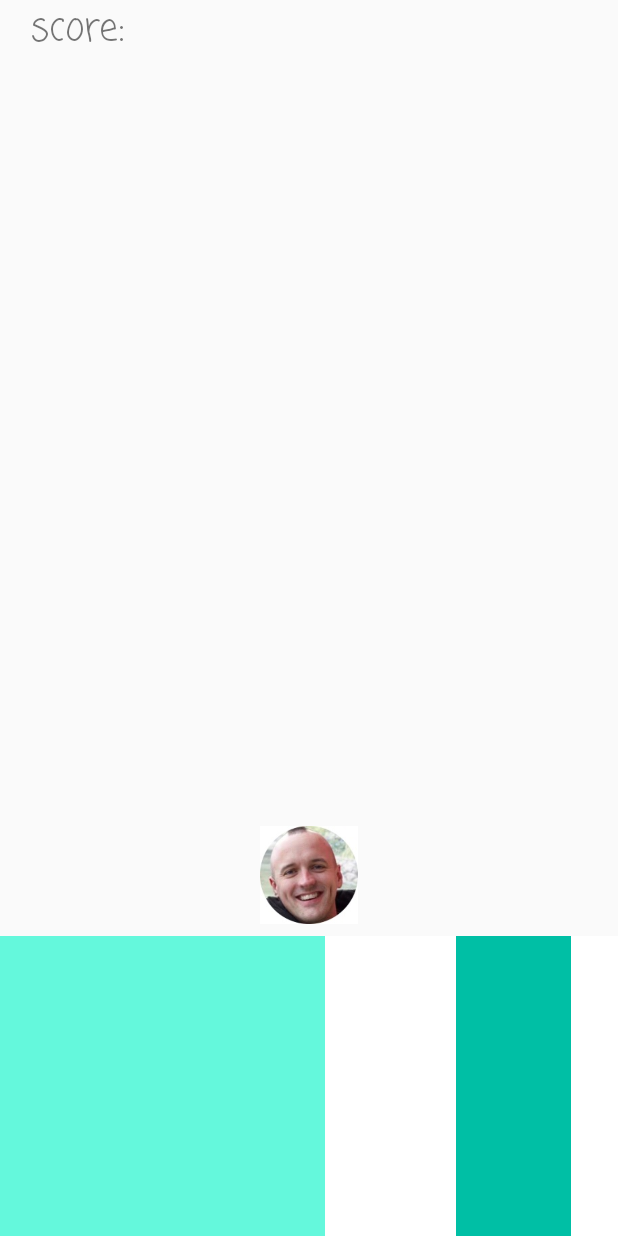
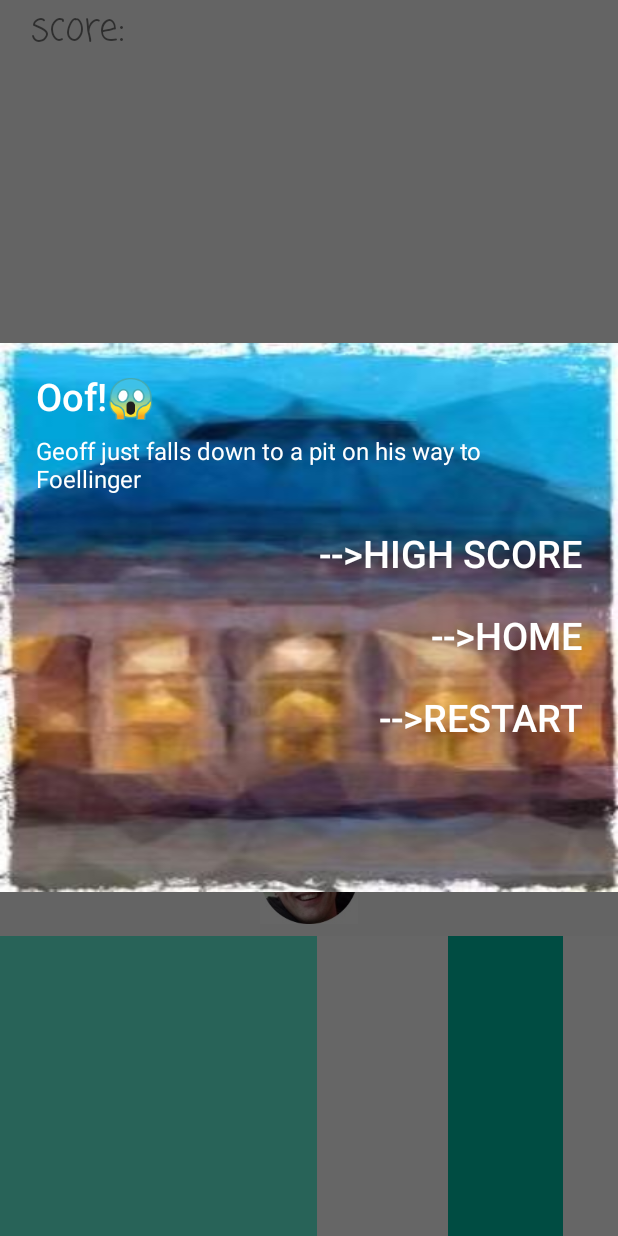
Before and after one commit to yuqings3/RunningGeoffrey-public, an Android app: the screen it shows after launch (Game), after a tap on "START", on a phone screen of 412 x 824 dp. Run offline under Robolectric (Android 15) with nearby library versions, the light colour scheme and no system bars.

Commit message:
zyf你别玩ADC了，把你的part写了

```diff
--- a/app/src/main/java/com/example/runninggeoffrey/Game.java
+++ b/app/src/main/java/com/example/runninggeoffrey/Game.java
@@ -87,7 +87,7 @@
 
         audioRecordDemo.setVolumeListener((double volumeValue) -> {
             if (scroll) {
-                rvRoad.scrollBy((int) rvRoad.getX() + 8 , 0);
+                rvRoad.scrollBy((int) rvRoad.getX() + 16 , 0);
             }
             if (isShowMessage) {
                 return;
@@ -116,7 +116,7 @@
                             public void run() {
                                 stop();
                                 isShowMessage = true;
-                                showDialog(mContext, "Oof!", "Geoff just falls down to a pit on his way to Foellinger", "high score", "restart",  "home", true);
+                                showDialog(mContext, "Oof!😱", "︎Geoff just falls down to a pit on his way to Foellinger", "-->high score", "-->restart",  "-->home", true);
                             }
                         });
                     }
--- a/app/src/main/res/values/styles.xml
+++ b/app/src/main/res/values/styles.xml
@@ -11,7 +11,7 @@
         <item name="android:windowBackground">@drawable/youdied</item>
         <item name="android:textColor">@android:color/white</item>
         <item name="android:textSize">25sp</item>
-        <item name="android:textColorPrimary">@android:color/holo_orange_light</item>
+        <item name="android:textColorPrimary">@android:color/white</item>
 
     </style>
 </resources>
```
Also changed, not shown: app/src/main/res/drawable/youdied.jpeg.
